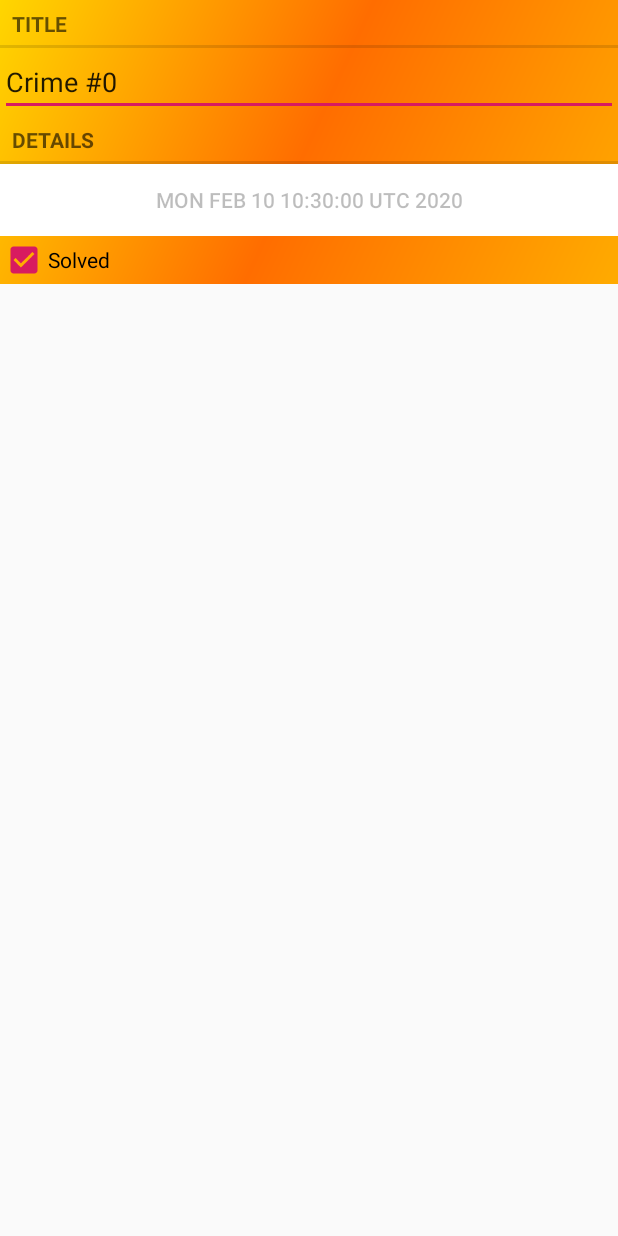
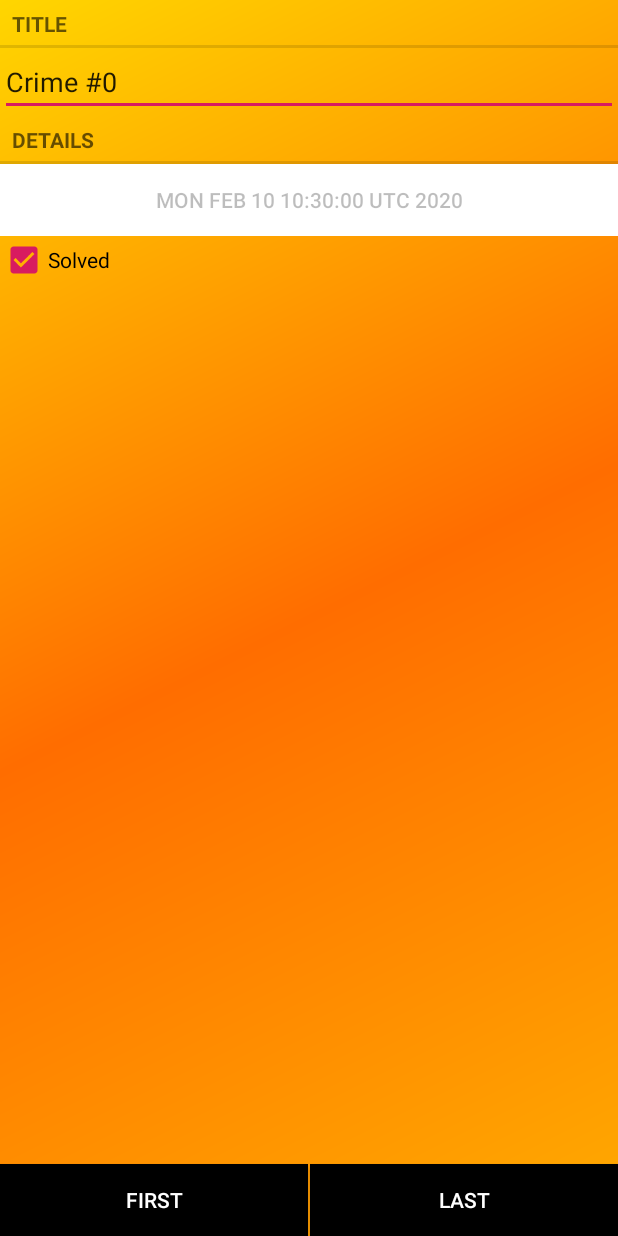
Before and after one commit to shumvlesu/CriminalIntent, an Android app: the screen it shows after launch (CrimeActivity before the commit, CrimePagerActivity after it), after a tap on an icon or button, on a phone screen of 412 x 824 dp. Run offline under Robolectric (Android 15) with nearby library versions, the phone set to English and light mode, and no system bars.

Commit message:
243 стр. 11 глава, Сделаны ДЗ.

```diff
--- a/app/src/main/AndroidManifest.xml
+++ b/app/src/main/AndroidManifest.xml
@@ -15,8 +15,8 @@
                 <category android:name="android.intent.category.LAUNCHER" />
             </intent-filter>
         </activity>
-        <activity android:name=".CrimeActivity">
-        </activity>
+        <!--  <activity android:name=".CrimeActivity">-->
+        <activity android:name=".CrimePagerActivity"></activity>
     </application>
 
 </manifest>
--- a/app/src/main/java/com/hfad/criminalintent/CrimeActivity.java
+++ b/app/src/main/java/com/hfad/criminalintent/CrimeActivity.java
@@ -6,6 +6,7 @@ import android.support.v4.app.Fragment;
 
 import java.util.UUID;
 
+//Устарел. Заменен CrimePagerActivity
 public class CrimeActivity extends SingleFragmentActivity{
 
     private static final String EXTRA_CRIME_ID = "com.hfad.android.criminalintent.crime_id";
--- a/app/src/main/java/com/hfad/criminalintent/CrimeListFragment.java
+++ b/app/src/main/java/com/hfad/criminalintent/CrimeListFragment.java
@@ -93,7 +93,11 @@ public class CrimeListFragment extends Fragment {
         public void onClick(View view) {
             //Toast.makeText(getActivity(), mCrime.getTitle() + " clicked!", Toast.LENGTH_SHORT).show();
             //Intent intent = new Intent(getActivity(),CrimeActivity.class);
-            Intent intent = CrimeActivity.newIntent(getActivity(), mCrime.getId());
+
+            //CrimeActivity заменили на CrimePagerActivity
+            //Intent intent = CrimeActivity.newIntent(getActivity(), mCrime.getId());
+            Intent intent = CrimePagerActivity.newIntent(getActivity(), mCrime.getId());
+
             //упр 1 на 232
             mLastUpdatedPosition = this.getAdapterPosition();
             startActivity(intent);
--- /dev/null
+++ b/app/src/main/java/com/hfad/criminalintent/CrimePagerActivity.java
@@ -0,0 +1,107 @@
+package com.hfad.criminalintent;
+
+import android.content.Context;
+import android.content.Intent;
+import android.os.Bundle;
+import android.support.v4.app.Fragment;
+import android.support.v4.app.FragmentManager;
+import android.support.v4.app.FragmentStatePagerAdapter;
+import android.support.v4.view.ViewPager;
+import android.support.v7.app.AppCompatActivity;
+import android.view.View;
+import android.widget.Button;
+
+import java.util.List;
+import java.util.UUID;
+
+public class CrimePagerActivity extends AppCompatActivity {
+
+
+    private static final String EXTRA_CRIME_ID = "com.hfad.android.criminalintent.crime_id";
+
+    private ViewPager mViewPager;
+    private List<Crime> mCrimes;
+
+    public static Intent newIntent(Context packageContext, UUID crimeId) {
+        Intent intent = new Intent(packageContext, CrimePagerActivity.class);
+        intent.putExtra(EXTRA_CRIME_ID, crimeId);
+        return intent;
+    }
+
+    private Button mJumpToFirstButton;
+    private Button mJumpToLastButton;
+    private int lastIndex;
+
+    @Override
+    protected void onCreate(Bundle savedInstanceState) {
+
+        super.onCreate(savedInstanceState);
+        setContentView(R.layout.activity_crime_pager);
+
+        UUID crimeId = (UUID) getIntent().getSerializableExtra(EXTRA_CRIME_ID);
+
+
+
+        mViewPager = findViewById(R.id.crime_view_pager);
+        mCrimes = CrimeLab.get(this).getCrimes();
+        FragmentManager fragmentManager = getSupportFragmentManager();
+        mViewPager.setAdapter(new FragmentStatePagerAdapter(fragmentManager) {
+            @Override
+            public Fragment getItem(int position) {
+                Crime crime = mCrimes.get(position);
+                return CrimeFragment.newInstance(crime.getId());
+            }
+
+            @Override
+            public int getCount() {
+                return mCrimes.size();
+            }
+        });
+
+        for (int i = 0; i < mCrimes.size(); i++) {
+            if (mCrimes.get(i).getId().equals(crimeId)) {
+                mViewPager.setCurrentItem(i);
+                break;
+            }
+        }
+
+        //ДЗ 243 стр. добавление кнопок для перехода
+        lastIndex = mCrimes.size() - 1;
+        mJumpToFirstButton = findViewById(R.id.first_button);
+        mJumpToLastButton = findViewById(R.id.last_button);
+
+        mJumpToFirstButton.setOnClickListener(new View.OnClickListener() {
+            @Override
+            public void onClick(View view) {
+                mViewPager.setCurrentItem(0, true);
+                toggleButtons();
+            }
+        });
+
+        mJumpToLastButton.setOnClickListener(new View.OnClickListener() {
+            @Override
+            public void onClick(View view) {
+                //mViewPager.setCurrentItem(lastIndex, true);
+                mViewPager.setCurrentItem(lastIndex, true);
+                toggleButtons();
+            }
+        });
+
+    }
+
+    private void toggleButtons() {
+        if (mViewPager.getCurrentItem() == 0) {
+            mJumpToFirstButton.setEnabled(false);
+        }
+        else {
+            mJumpToFirstButton.setEnabled(true);
+        }
+
+        if (mViewPager.getCurrentItem() == lastIndex) {
+            mJumpToLastButton.setEnabled(false);
+        }
+        else {
+            mJumpToLastButton.setEnabled(true);
+        }
+    }
+}
--- /dev/null
+++ b/app/src/main/res/layout/activity_crime_pager.xml
@@ -0,0 +1,32 @@
+<?xml version="1.0" encoding="utf-8"?>
+<FrameLayout
+    android:layout_width="match_parent"
+    android:layout_height="match_parent"
+    xmlns:android="http://schemas.android.com/apk/res/android">
+
+    <Button
+        android:id="@+id/first_button"
+        android:layout_width="205dp"
+        android:layout_height="wrap_content"
+        android:layout_gravity="bottom|left"
+
+        android:background="@color/ic_launcher_background"
+        android:text="@string/first"
+        android:textColor="?attr/colorBackgroundFloating" />
+
+    <Button
+        android:id="@+id/last_button"
+        android:layout_width="205dp"
+        android:layout_height="wrap_content"
+        android:layout_gravity="bottom|right"
+
+        android:background="@color/ic_launcher_background"
+        android:text="@string/last"
+        android:textColor="?attr/colorBackgroundFloating" />
+
+    <android.support.v4.view.ViewPager
+        android:id="@+id/crime_view_pager"
+        android:layout_width="match_parent"
+        android:layout_height="match_parent"
+        ></android.support.v4.view.ViewPager>
+</FrameLayout>
--- a/app/src/main/res/values/colors.xml
+++ b/app/src/main/res/values/colors.xml
@@ -1,6 +1,6 @@
 <?xml version="1.0" encoding="utf-8"?>
 <resources>
     <color name="colorPrimary">#E91E63</color>
-    <color name="colorPrimaryDark">#F44336</color>
+    <color name="colorPrimaryDark">#FFAB00</color>
     <color name="colorAccent">#D81B60</color>
 </resources>
--- a/app/src/main/res/values/strings.xml
+++ b/app/src/main/res/values/strings.xml
@@ -4,4 +4,6 @@
     <string name="crime_title_label">Title</string>
     <string name="crime_details_label">Details</string>
     <string name="crime_solved_label">Solved</string>
+    <string name="first">First</string>
+    <string name="last">Last</string>
 </resources>
```
Also changed, not shown: 1 other file.
